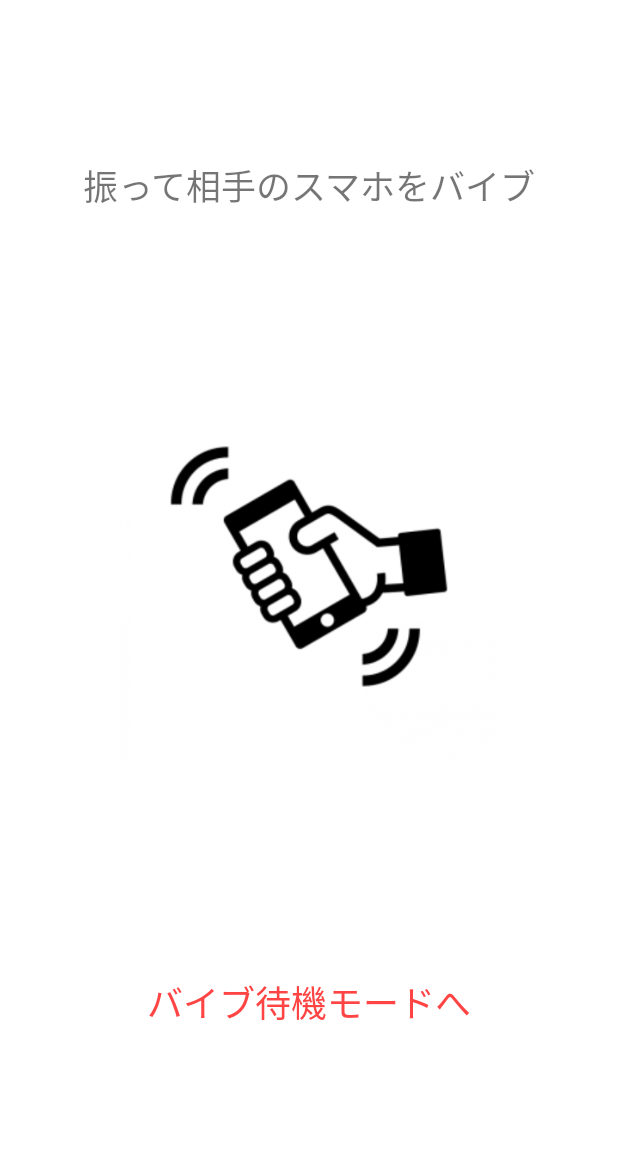
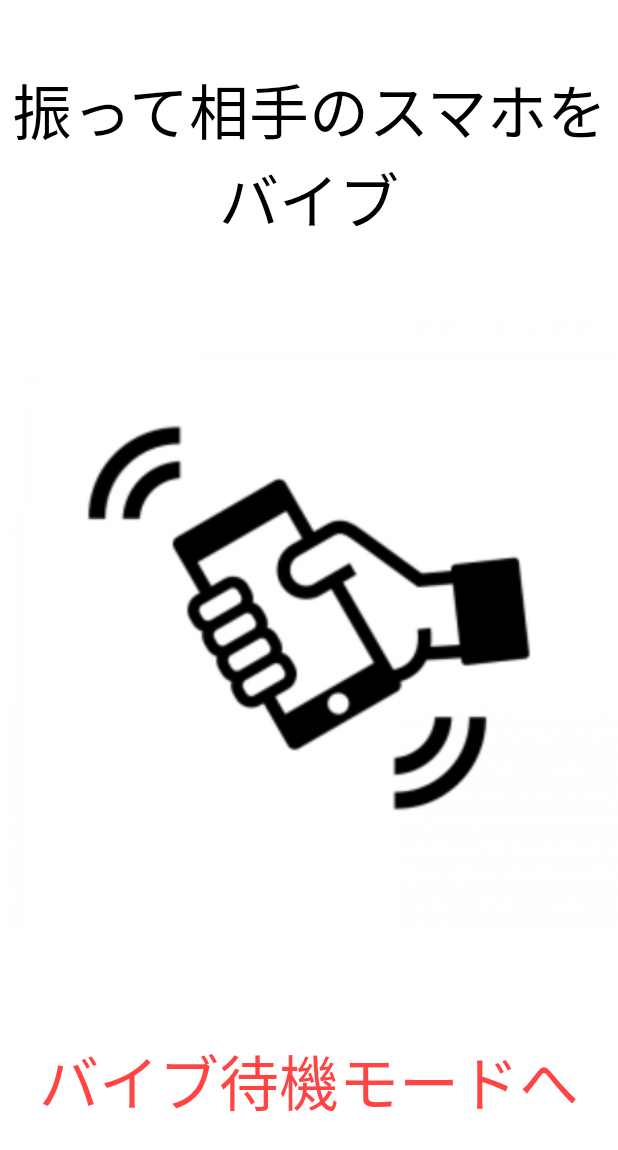
Before and after one commit to Masatsuna/ShakeandVibration, an Android app: the layout activity_main.xml on its own in the app's theme, with its tools: preview values and no code run, on a phone screen of 412 x 824 dp. Shown: the top 1150 px of the screen. Run offline under Robolectric (Android 15) with nearby library versions, the phone set to English and light mode, and no system bars.

Commit message:
レイアウトを変更

```diff
--- a/app/src/main/java/com/example/masatsuna/shakeandvibration/ReceiveActivity.java
+++ b/app/src/main/java/com/example/masatsuna/shakeandvibration/ReceiveActivity.java
@@ -8,6 +8,8 @@ import java.net.DatagramPacket;
 import java.net.DatagramSocket;
 
 public class ReceiveActivity extends AppCompatActivity {
+
+    boolean flag = true;
 
     @Override
     protected void onCreate(Bundle savedInstanceState) {
@@ -20,7 +22,7 @@ public class ReceiveActivity extends AppCompatActivity {
             @Override
             public void run() {
 
-                while (true) {
+                while (flag) {
                     try {
                         int port = 50001;
                         DatagramSocket sock = new DatagramSocket(port);
@@ -37,6 +39,7 @@ public class ReceiveActivity extends AppCompatActivity {
     }
 
     public void onClick(View view) {
+        flag = false;
         finish();
     }
 }
--- a/app/src/main/res/layout/activity_main.xml
+++ b/app/src/main/res/layout/activity_main.xml
@@ -1,62 +1,42 @@
 <?xml version="1.0" encoding="utf-8"?>
-<android.support.constraint.ConstraintLayout xmlns:android="http://schemas.android.com/apk/res/android"
+<LinearLayout xmlns:android="http://schemas.android.com/apk/res/android"
     xmlns:app="http://schemas.android.com/apk/res-auto"
     xmlns:tools="http://schemas.android.com/tools"
     android:layout_width="match_parent"
     android:layout_height="match_parent"
+    android:orientation="vertical"
     android:background="@android:color/background_light"
-    tools:context="com.example.masatsuna.shakeandvibration.MainActivity"
-    tools:layout_editor_absoluteX="0dp"
-    tools:layout_editor_absoluteY="81dp">
+    tools:context="com.example.masatsuna.shakeandvibration.MainActivity">
 
     <TextView
         android:id="@+id/textview"
-        android:layout_width="wrap_content"
-        android:layout_height="wrap_content"
+        android:layout_width="match_parent"
+        android:layout_height="0dp"
+        android:layout_weight="1"
         android:gravity="center"
         android:text="振って相手のスマホをバイブ"
-        android:textSize="23sp"
-        app:layout_constraintLeft_toLeftOf="parent"
-        app:layout_constraintRight_toRightOf="parent"
-        tools:layout_constraintTop_creator="1"
-        tools:layout_constraintRight_creator="1"
-        android:layout_marginTop="106dp"
-        tools:layout_constraintLeft_creator="1"
-        app:layout_constraintTop_toTopOf="parent" />
+        android:textColor="@android:color/background_dark"
+        android:textSize="40sp"
+        app:layout_constraintBottom_toTopOf="@+id/imageview" />
 
     <ImageView
         android:id="@+id/imageview"
-        android:layout_width="0dp"
-        android:layout_height="258dp"
+        android:layout_width="match_parent"
+        android:layout_height="0dp"
+        android:layout_weight="2"
         app:srcCompat="@drawable/shake"
-        app:layout_constraintLeft_toLeftOf="parent"
-        app:layout_constraintRight_toRightOf="parent"
-        app:layout_constraintHorizontal_bias="0.0"
-        tools:layout_constraintRight_creator="1"
-        tools:layout_constraintBottom_creator="1"
-        app:layout_constraintBottom_toBottomOf="parent"
-        tools:layout_constraintLeft_creator="1"
-        android:layout_marginBottom="317dp" />
+        android:gravity="center"/>
 
     <TextView
         android:id="@+id/textView3"
-        android:layout_width="0dp"
-        android:layout_height="47dp"
+        android:layout_width="match_parent"
+        android:layout_height="0dp"
+        android:layout_weight="1"
         android:clickable="true"
         android:gravity="center"
         android:onClick="onClick"
         android:text="バイブ待機モードへ"
         android:textColor="@android:color/holo_red_light"
-        android:textSize="24sp"
-        app:layout_constraintLeft_toLeftOf="parent"
-        app:layout_constraintRight_toRightOf="parent"
-        tools:layout_constraintTop_creator="1"
-        tools:layout_constraintRight_creator="1"
-        tools:layout_constraintBottom_creator="1"
-        app:layout_constraintBottom_toBottomOf="parent"
-        android:layout_marginTop="59dp"
-        app:layout_constraintTop_toBottomOf="@+id/imageview"
-        tools:layout_constraintLeft_creator="1"
-        android:layout_marginBottom="53dp" />
+        android:textSize="40sp" />
 
-</android.support.constraint.ConstraintLayout>
+</LinearLayout>
--- a/app/src/main/res/values/styles.xml
+++ b/app/src/main/res/values/styles.xml
@@ -1,7 +1,7 @@
 <resources>
 
     <!-- Base application theme. -->
-    <style name="AppTheme" parent="Theme.AppCompat.Light.DarkActionBar">
+    <style name="AppTheme" parent="Theme.AppCompat.NoActionBar">
         <!-- Customize your theme here. -->
         <item name="colorPrimary">@color/colorPrimary</item>
         <item name="colorPrimaryDark">@color/colorPrimaryDark</item>
```
Also changed, not shown: app/src/main/java/com/example/masatsuna/shakeandvibration/MainActivity.java (+3 -14 lines), app/src/main/res/layout/activity_receive.xml (+22 -32 lines).
